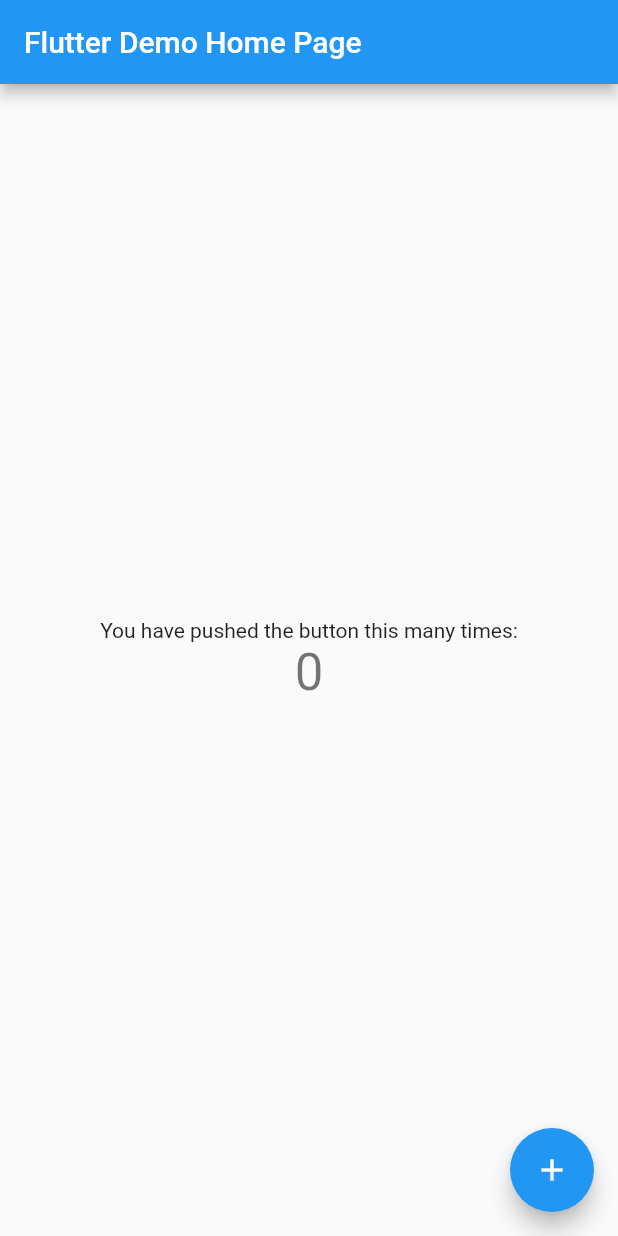
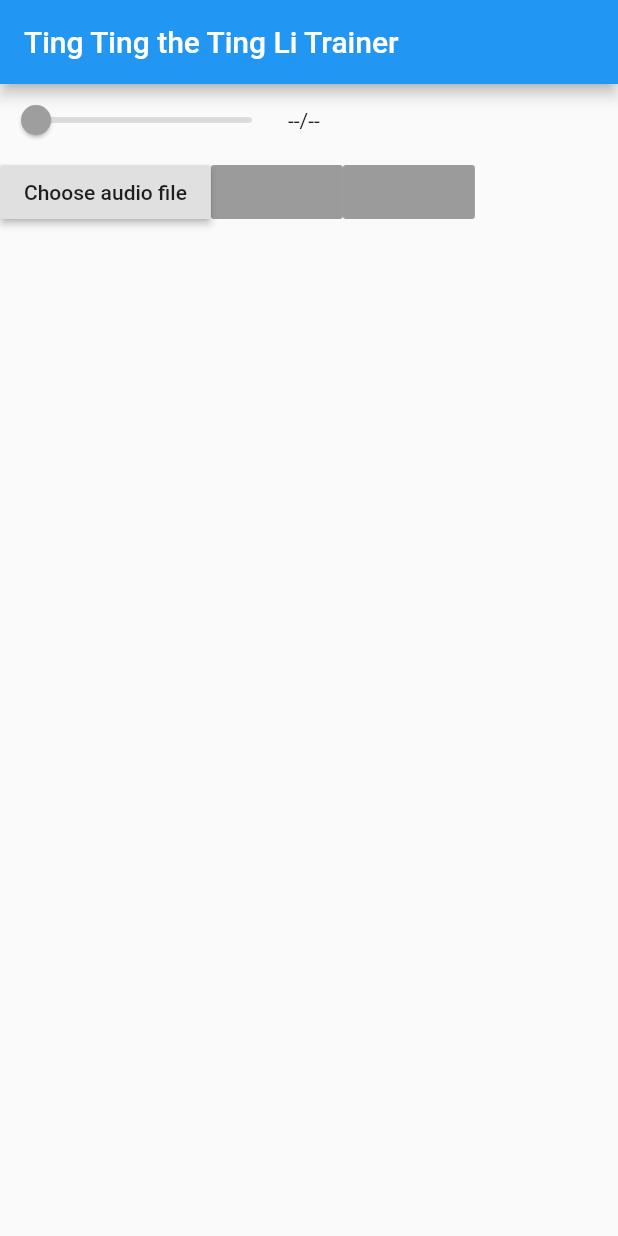
Before and after one commit to Mr-Pepe/tingting, a Flutter app: the screen it shows after launch, on a phone screen of 412 x 824 dp. Run offline on Flutter 3.47's test engine with Material 2 defaults, Android fonts, the phone set to English and light mode, and no system bars; our stand-ins replace file_picker, just_audio.

Commit message:
Load audio file

```diff
--- a/lib/main.dart
+++ b/lib/main.dart
@@ -1,117 +1,32 @@
 import 'package:flutter/material.dart';
+import 'package:provider/provider.dart';
+import 'package:tingting/tingting.dart';
+import 'package:tingting/tingtingViewModel.dart';
 
 void main() {
   runApp(MyApp());
 }
 
 class MyApp extends StatelessWidget {
-  // This widget is the root of your application.
   @override
   Widget build(BuildContext context) {
     return MaterialApp(
       title: 'Flutter Demo',
       theme: ThemeData(
-        // This is the theme of your application.
-        //
-        // Try running your application with "flutter run". You'll see the
-        // application has a blue toolbar. Then, without quitting the app, try
-        // changing the primarySwatch below to Colors.green and then invoke
-        // "hot reload" (press "r" in the console where you ran "flutter run",
-        // or simply save your changes to "hot reload" in a Flutter IDE).
-        // Notice that the counter didn't reset back to zero; the application
-        // is not restarted.
         primarySwatch: Colors.blue,
-        // This makes the visual density adapt to the platform that you run
-        // the app on. For desktop platforms, the controls will be smaller and
-        // closer together (more dense) than on mobile platforms.
         visualDensity: VisualDensity.adaptivePlatformDensity,
       ),
-      home: MyHomePage(title: 'Flutter Demo Home Page'),
+      home: Scaffold(
+        appBar: AppBar(title: Text("Ting Ting the Ting Li Trainer")),
+        body: ChangeNotifierProvider<TingTingViewModel>(
+          create: (_) => TingTingViewModel(),
+          child: Consumer<TingTingViewModel>(
+            builder: (context, model, child) {
+              return TingTing();
+            },
+          ),
+        ),
+      ),
     );
   }
 }
-
-class MyHomePage extends StatefulWidget {
-  MyHomePage({Key key, this.title}) : super(key: key);
-
-  // This widget is the home page of your application. It is stateful, meaning
-  // that it has a State object (defined below) that contains fields that affect
-  // how it looks.
-
-  // This class is the configuration for the state. It holds the values (in this
-  // case the title) provided by the parent (in this case the App widget) and
-  // used by the build method of the State. Fields in a Widget subclass are
-  // always marked "final".
-
-  final String title;
-
-  @override
-  _MyHomePageState createState() => _MyHomePageState();
-}
-
-class _MyHomePageState extends State<MyHomePage> {
-  int _counter = 0;
-
-  void _incrementCounter() {
-    setState(() {
-      // This call to setState tells the Flutter framework that something has
-      // changed in this State, which causes it to rerun the build method below
-      // so that the display can reflect the updated values. If we changed
-      // _counter without calling setState(), then the build method would not be
-      // called again, and so nothing would appear to happen.
-      _counter++;
-    });
-  }
-
-  @override
-  Widget build(BuildContext context) {
-    // This method is rerun every time setState is called, for instance as done
-    // by the _incrementCounter method above.
-    //
-    // The Flutter framework has been optimized to make rerunning build methods
-    // fast, so that you can just rebuild anything that needs updating rather
-    // than having to individually change instances of widgets.
-    return Scaffold(
-      appBar: AppBar(
-        // Here we take the value from the MyHomePage object that was created by
-        // the App.build method, and use it to set our appbar title.
-        title: Text(widget.title),
-      ),
-      body: Center(
-        // Center is a layout widget. It takes a single child and positions it
-        // in the middle of the parent.
-        child: Column(
-          // Column is also a layout widget. It takes a list of children and
-          // arranges them vertically. By default, it sizes itself to fit its
-          // children horizontally, and tries to be as tall as its parent.
-          //
-          // Invoke "debug painting" (press "p" in the console, choose the
-          // "Toggle Debug Paint" action from the Flutter Inspector in Android
-          // Studio, or the "Toggle Debug Paint" command in Visual Studio Code)
-          // to see the wireframe for each widget.
-          //
-          // Column has various properties to control how it sizes itself and
-          // how it positions its children. Here we use mainAxisAlignment to
-          // center the children vertically; the main axis here is the vertical
-          // axis because Columns are vertical (the cross axis would be
-          // horizontal).
-          mainAxisAlignment: MainAxisAlignment.center,
-          children: <Widget>[
-            Text(
-              'You have pushed the button this many times:',
-            ),
-            Text(
-              '$_counter',
-              style: Theme.of(context).textTheme.headline4,
-            ),
-          ],
-        ),
-      ),
-      floatingActionButton: FloatingActionButton(
-        onPressed: _incrementCounter,
-        tooltip: 'Increment',
-        child: Icon(Icons.add),
-      ), // This trailing comma makes auto-formatting nicer for build methods.
-    );
-  }
-}
--- /dev/null
+++ b/lib/tingting.dart
@@ -0,0 +1,126 @@
+import 'package:file_picker/file_picker.dart';
+import 'package:flutter/material.dart';
+import 'package:just_audio/just_audio.dart';
+import 'package:provider/provider.dart';
+import 'package:tingting/tingtingViewModel.dart';
+import 'package:tingting/values/strings.dart';
+
+class TingTing extends StatefulWidget {
+  TingTing({Key key}) : super(key: key);
+
+  @override
+  _TingTingState createState() => _TingTingState();
+}
+
+class _TingTingState extends State<TingTing> {
+  @override
+  Widget build(BuildContext context) {
+    final model = Provider.of<TingTingViewModel>(context);
+
+    return Container(
+      child: Center(
+        child: Column(
+          children: <Widget>[
+            StreamBuilder<Duration>(
+              stream: model.player.durationStream,
+              builder: (context, snapshot) {
+                final duration = snapshot.data ?? Duration.zero;
+
+                return StreamBuilder<Duration>(
+                  stream: model.player.getPositionStream(),
+                  builder: (context, snapshot) {
+                    Duration position = snapshot.data ?? Duration.zero;
+                    if (position > duration) {
+                      position = duration;
+                    }
+                    return Row(
+                      children: <Widget>[
+                        getProgressSlider(duration, position,
+                            onChanged: (newPosition) {
+                          model.player.seek(newPosition);
+                        }),
+                        Text(getProgressText(duration, position)),
+                      ],
+                    );
+                  },
+                );
+              },
+            ),
+            StreamBuilder<FullAudioPlaybackState>(
+              stream: model.player.fullPlaybackStateStream,
+              builder: (context, snapshot) {
+                // final state = fullState?.state;
+                // final buffering = fullState?.buffering;
+                return Row(
+                  children: <Widget>[
+                    RaisedButton(
+                      child: Text(Strings.chooseAudioFile),
+                      onPressed: () async {
+                        final audioFile = await FilePicker.getFile();
+                        if (audioFile != null) {
+                          model.setAudioFile(audioFile);
+                        }
+                      },
+                    ),
+                    RaisedButton(
+                        // child: (playerState == null ||
+                        //         playerState != AudioPlayerState.PLAYING)
+                        //     ? Text("Play")
+                        //     : Text("Pause"),
+                        // onPressed: () async {
+                        //   if (playerState != null) {
+                        //     if (playerState != AudioPlayerState.PLAYING) {
+                        //       await player.play(audioFile.path, isLocal: true);
+                        //     } else {
+                        //       await player.pause();
+                        //     }
+                        //   }
+                        // },
+                        ),
+                    RaisedButton(
+                        // child: Text("Stop"),
+                        // onPressed: () async {
+                        //   if (playerState != null) {
+                        //     player.stop();
+                        //     player.seek(Duration(microseconds: 0));
+                        //   }
+                        // },
+                        ),
+                  ],
+                );
+              },
+            ),
+          ],
+        ),
+      ),
+    );
+  }
+
+  Slider getProgressSlider(Duration duration, Duration position,
+      {Function onChanged}) {
+    return Slider(
+      onChanged: duration == Duration.zero
+          ? null
+          : (v) {
+              if (onChanged != null) {
+                onChanged(Duration(milliseconds: v.round()));
+              }
+            },
+      value: position.inMilliseconds.toDouble(),
+      min: 0,
+      max: position.inMilliseconds.toDouble(),
+    );
+  }
+
+  String getProgressText(Duration duration, Duration position) {
+    return duration == Duration.zero
+        ? "--/--"
+        : position.inMinutes.toString() +
+            ":" +
+            (position.inSeconds % 60).toString() +
+            " / " +
+            duration.inMinutes.toString() +
+            ":" +
+            (duration.inSeconds % 60).toString();
+  }
+}
--- /dev/null
+++ b/lib/tingtingViewModel.dart
@@ -0,0 +1,22 @@
+import 'dart:io';
+
+import 'package:flutter/widgets.dart';
+import 'package:just_audio/just_audio.dart';
+
+class TingTingViewModel extends ChangeNotifier {
+  File _audioFile;
+  get audioFilePath => _audioFile?.path ?? '';
+
+  Duration _playerPosition;
+  Duration get playerPosition => _playerPosition;
+
+  Duration _playerDuration;
+  Duration get playerDuration => _playerDuration;
+
+  AudioPlayer player = AudioPlayer();
+
+  Future<void> setAudioFile(File audioFile) async {
+    _audioFile = audioFile;
+    await player.setUrl(audioFilePath);
+  }
+}
--- /dev/null
+++ b/lib/values/strings.dart
@@ -0,0 +1,3 @@
+class Strings {
+  static final chooseAudioFile = "Choose audio file";
+}
--- a/pubspec.yaml
+++ b/pubspec.yaml
@@ -23,6 +23,9 @@
 dependencies:
   flutter:
     sdk: flutter
+  provider: ^4.3.1
+  file_picker: ^1.13.0+1
+  just_audio: ^0.2.2
 
 
   # The following adds the Cupertino Icons font to your application.
```
Also changed, not shown: pubspec.lock, 2 other files.
